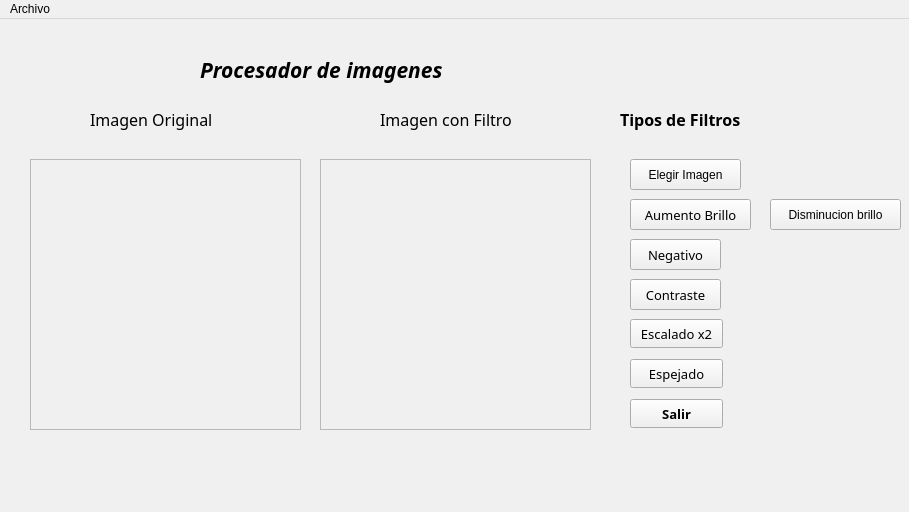
This is ProcesamientoDeImagenes/src/MainWindow.ui in Kem-96/TareaProgramada2-Ensambla as Qt 5 draws it before an edit. The edited form follows.
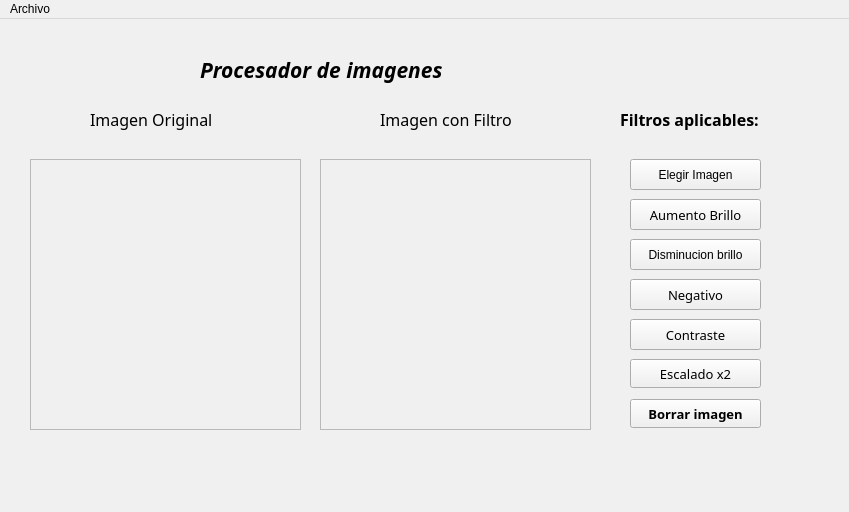
This is the edited form.

Commit message: cambios en el ui

```diff
--- a/ProcesamientoDeImagenes/src/MainWindow.ui
+++ b/ProcesamientoDeImagenes/src/MainWindow.ui
@@ -6,7 +6,7 @@
    <rect>
     <x>0</x>
     <y>0</y>
-    <width>909</width>
+    <width>849</width>
     <height>512</height>
    </rect>
   </property>
@@ -110,7 +110,7 @@
      <rect>
       <x>630</x>
       <y>180</y>
-      <width>121</width>
+      <width>131</width>
       <height>31</height>
      </rect>
     </property>
@@ -130,8 +130,8 @@
     <property name="geometry">
      <rect>
       <x>630</x>
-      <y>260</y>
-      <width>91</width>
+      <y>300</y>
+      <width>131</width>
       <height>31</height>
      </rect>
     </property>
@@ -152,8 +152,8 @@
     <property name="geometry">
      <rect>
       <x>630</x>
-      <y>220</y>
-      <width>91</width>
+      <y>260</y>
+      <width>131</width>
       <height>31</height>
      </rect>
     </property>
@@ -171,27 +171,8 @@
     <property name="geometry">
      <rect>
       <x>630</x>
-      <y>300</y>
-      <width>93</width>
-      <height>29</height>
-     </rect>
-    </property>
-    <property name="font">
-     <font>
-      <family>Sitka</family>
-      <pointsize>10</pointsize>
-     </font>
-    </property>
-    <property name="text">
-     <string>Escalado x2</string>
-    </property>
-   </widget>
-   <widget class="QPushButton" name="BotonEspejado">
-    <property name="geometry">
-     <rect>
-      <x>630</x>
       <y>340</y>
-      <width>93</width>
+      <width>131</width>
       <height>29</height>
      </rect>
     </property>
@@ -202,7 +183,7 @@
      </font>
     </property>
     <property name="text">
-     <string>Espejado</string>
+     <string>Escalado x2</string>
     </property>
    </widget>
    <widget class="QLabel" name="label_imagenOriginal">
@@ -248,7 +229,7 @@
      <rect>
       <x>630</x>
       <y>380</y>
-      <width>93</width>
+      <width>131</width>
       <height>29</height>
      </rect>
     </property>
@@ -260,7 +241,7 @@
      </font>
     </property>
     <property name="text">
-     <string>Salir</string>
+     <string>Borrar imagen</string>
     </property>
    </widget>
    <widget class="QLabel" name="label_Titulo">
@@ -305,7 +286,7 @@
      <rect>
       <x>620</x>
       <y>90</y>
-      <width>141</width>
+      <width>161</width>
       <height>21</height>
      </rect>
     </property>
@@ -317,7 +298,7 @@
      </font>
     </property>
     <property name="text">
-     <string>Tipos de Filtros</string>
+     <string>Filtros aplicables:</string>
     </property>
    </widget>
    <widget class="QLabel" name="imagenFiltro">
@@ -341,7 +322,7 @@
      <rect>
       <x>630</x>
       <y>140</y>
-      <width>111</width>
+      <width>131</width>
       <height>31</height>
      </rect>
     </property>
@@ -352,8 +333,8 @@
    <widget class="QPushButton" name="Button_Disminucionbrillo">
     <property name="geometry">
      <rect>
-      <x>770</x>
-      <y>180</y>
+      <x>630</x>
+      <y>220</y>
       <width>131</width>
       <height>31</height>
      </rect>
@@ -368,7 +349,7 @@
     <rect>
      <x>0</x>
      <y>0</y>
-     <width>909</width>
+     <width>849</width>
      <height>26</height>
     </rect>
    </property>
```
The commit also changes 1 other file.
